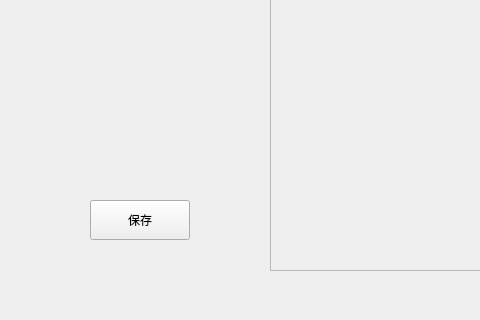
Before: the Qt Designer form SingleBannerDesigner.ui in 345ljh/MinecraftBannerDesigner, drawn with Qt 5; both pictures show x 0 to 480 and y 280 to 600 of the 800 by 600 pixel window.
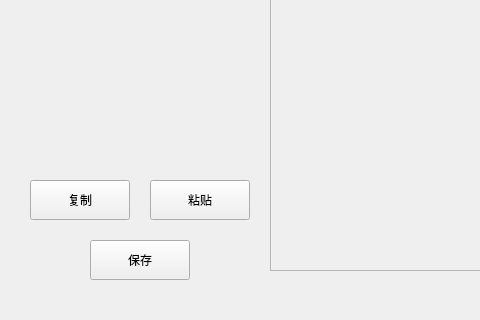
After: the same form once the commit is applied.

What changed in the file:
```diff
--- a/SingleBannerDesigner.ui
+++ b/SingleBannerDesigner.ui
@@ -87,7 +87,7 @@
    <property name="geometry">
     <rect>
      <x>90</x>
-     <y>480</y>
+     <y>520</y>
      <width>100</width>
      <height>40</height>
     </rect>
@@ -96,6 +96,32 @@
     <string>保存</string>
    </property>
   </widget>
+  <widget class="QPushButton" name="CopyBannerButton">
+   <property name="geometry">
+    <rect>
+     <x>30</x>
+     <y>460</y>
+     <width>100</width>
+     <height>40</height>
+    </rect>
+   </property>
+   <property name="text">
+    <string>复制</string>
+   </property>
+  </widget>
+  <widget class="QPushButton" name="PasteBannerButton">
+   <property name="geometry">
+    <rect>
+     <x>150</x>
+     <y>460</y>
+     <width>100</width>
+     <height>40</height>
+    </rect>
+   </property>
+   <property name="text">
+    <string>粘贴</string>
+   </property>
+  </widget>
  </widget>
  <resources/>
  <connections/>
```
